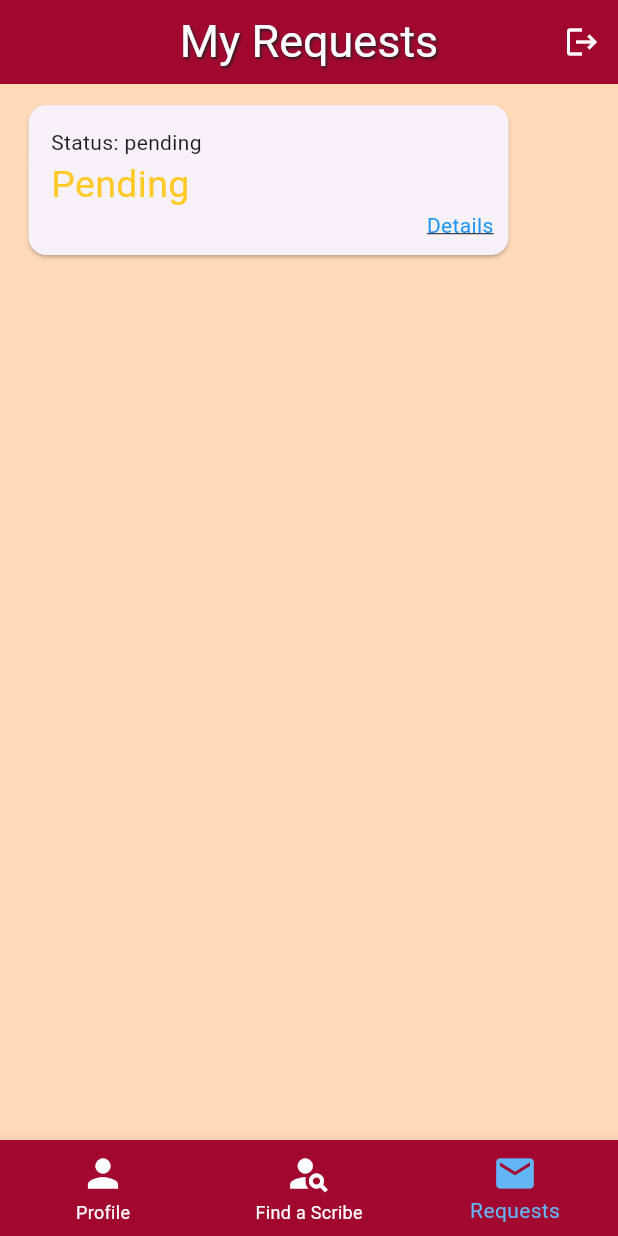
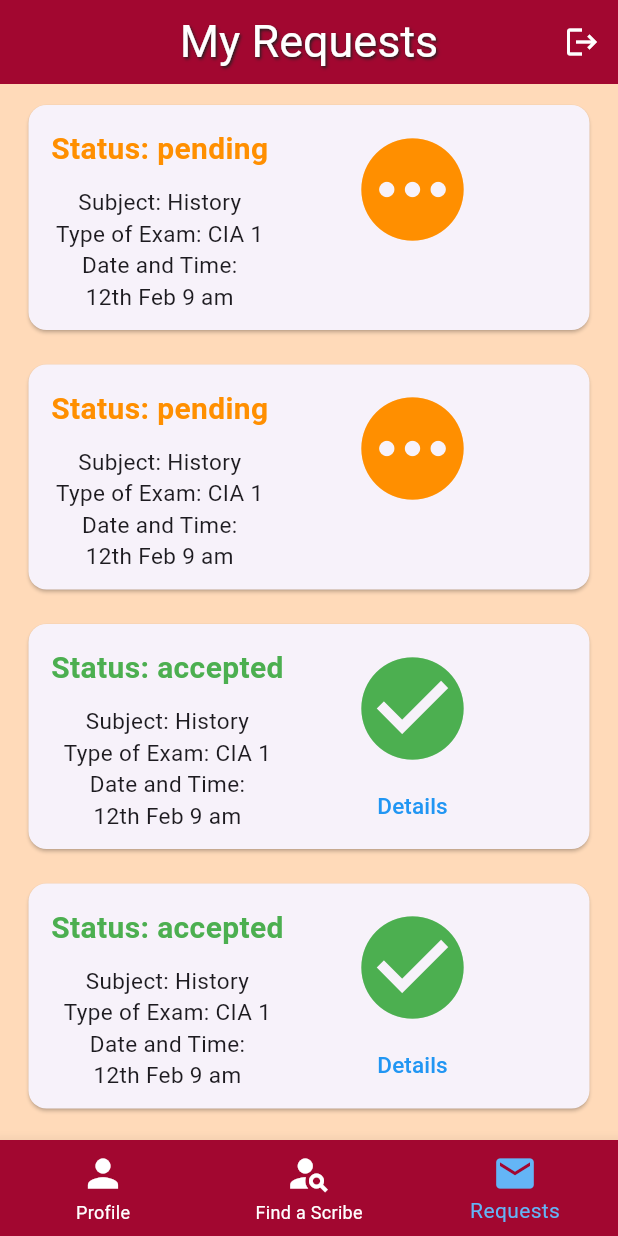
Before and after one commit to Jerry-britto/Inscribe, a Flutter app: the SwdHome screen opened directly with empty values, item 3 of the bottom bar chosen, on a phone screen of 412 x 824 dp. Run offline on Flutter 3.47's test engine with Material 3 defaults, Android fonts, the phone set to English and light mode, and no system bars; our stand-ins replace cloud_firestore, date_field, firebase_auth, firebase_core, firebase_storage, image_picker; accounts and stored records are empty; network calls fail.

Commit message:
swd card ui completed

```diff
--- a/main/lib/components/Card/swdCard.dart
+++ b/main/lib/components/Card/swdCard.dart
@@ -2,8 +2,7 @@ import 'package:flutter/material.dart';
 
 class SwdCard extends StatefulWidget {
   const SwdCard({super.key, this.data});
-  final dynamic data;
-
+  final Map<String, dynamic>? data;
   /*
   data will consist of the following things:-
   1. scribe id (email id)
@@ -41,37 +40,141 @@ class SwdCard extends StatefulWidget {
 }
 
 class _SwdCardState extends State<SwdCard> {
-  String status = "pending";
+  String status="pending";
+  dynamic color1;
+  dynamic statusIcon;
+  @override
+  void initState()
+  {
+    status=widget.data!['status'];
+    super.initState();
+    if(status=="pending")
+    {
+      setState(() {
+        color1=Colors.amber.shade800;
+        statusIcon=Icon(Icons.pending, color:color1, size: 82);
+      });
+    }
+    else
+    {
+      setState(() {
+        color1=Colors.green;
+        statusIcon=Icon(Icons.check_circle, color:color1, size: 82);
+      });
+    }
+  }
+
+
   @override
   Widget build(BuildContext context) {
     return Padding(
       padding: const EdgeInsets.only(top: 10, bottom: 5, right: 15, left: 15),
+      child: Expanded(
         child: Card(
-        // color: status == "pending" ? Colors.yellow : Colors.green.shade100,
           child: Container(
               padding: const EdgeInsets.only(right:0, left: 15, top:15, bottom:5),
-            width: 320,
-            height: 100,
+              width: 400,
+              height: 150,
               child: Row(
                 children: [
                   Column(
                     crossAxisAlignment: CrossAxisAlignment.start,
                     children: [
-                    Text("Status: $status"),
+                      Container(
+                        alignment: Alignment.topLeft,
+                        width:200,
+                        child:Column(
+                          children:[
                             Text(
-                      "Pending",
-                      style: TextStyle(
-                          fontSize: 25, color: Colors.amber.shade400),
+                              "Status: $status",
+                              style: TextStyle(fontWeight: FontWeight.bold,fontSize:20, color: color1)
+                            ),
+                            const SizedBox(height:10),
+                            Text(
+                              'Subject: ${widget.data!['examData']['subjectName']}',
+                              textAlign: TextAlign.left,
+                              style: const TextStyle(
+                                fontSize: 15,
+                              ),
+                            ),
+                            Text(
+                              'Type of Exam: ${widget.data!['examData']['examType']}',
+                              style: const TextStyle(fontSize: 15),
+                            ),
+                            const Text(
+                              'Date and Time:',
+                              style: TextStyle(fontSize: 15),
+                            ),
+                            Text(
+                              '${widget.data!['examData']['dateAndTime']}',
+                              style: const TextStyle(fontSize: 15),
                             ),
                           ],
                         ),
-                const SizedBox(width: 150),
-                const Column(
+                      ),
+                    ],
+                  ),
+                  Column(
                     children: [
-                    SizedBox(height: 55),
+                      statusIcon,
+                      Visibility(
+                        visible:status!="pending",
+                        child: TextButton(
+                          child: const Text(
+                            "Details",
+                            style: TextStyle(color: Colors.blue, fontSize: 15),
+                          ),
+                          onPressed: (){
+                            showModalBottomSheet(
+                              context: context,
+                              builder: (BuildContext context) {
+                                return Container(
+                                  decoration: BoxDecoration(
+                                    borderRadius: BorderRadius.circular(20),
+                                    color: const Color.fromRGBO(162, 7 , 48, 1),
+                                  ),
+                                  padding: const EdgeInsets.all(20),
+                                  height:250,
+                                  child: Center(
+                                    child: Column(
+                                      children: [
+                                        const Text(
+                                          "SCRIBE DETAILS",
+                                          style: TextStyle(fontSize: 20, color: Colors.white, fontWeight: FontWeight.bold),
+                                        ),
+                                        const SizedBox(height:10),
                                         Text(
-                    "Details",
-                    style: TextStyle(color: Colors.blue, decoration: TextDecoration.underline),
+                                          "Scribe Name: ${widget.data!['scribeId']}",
+                                          style: const TextStyle(fontSize: 15, color: Colors.white)
+                                        ),
+                                        Text(
+                                          "Scribe Contact No: ${widget.data!['scribeId']}",
+                                          style: const TextStyle(fontSize: 15, color: Colors.white)
+                                        ),
+                                        Text(
+                                          "Scribe Email ID: ${widget.data!['scribeId']}",
+                                          style: const TextStyle(fontSize: 15, color: Colors.white)
+                                        ),
+                                        Text(
+                                          "Scribe UID: ${widget.data!['scribeId']}",
+                                          style: const TextStyle(fontSize: 15, color: Colors.white)
+                                        ),
+                                        Text(
+                                          "Year: ${widget.data!['scribeId']}",
+                                          style: const TextStyle(fontSize: 15, color: Colors.white)
+                                        ),
+                                        Text(
+                                          "Course: ${widget.data!['scribeId']}",
+                                          style: const TextStyle(fontSize: 15, color: Colors.white)
+                                        ),
+                                      ],
+                                    ),
+                                  ),
+                                );
+                              }
+                            );
+                          },
+                        ),
                       ),
                     ],
                   ),
@@ -79,6 +182,7 @@ class _SwdCardState extends State<SwdCard> {
               ),
             ),
         ),
+      ),
     );
   }
 }
--- a/main/lib/screens/home/swd/swd_requests.dart
+++ b/main/lib/screens/home/swd/swd_requests.dart
@@ -10,6 +10,53 @@ class SwdRequests extends StatefulWidget {
 
 class _SwdRequestsState extends State<SwdRequests> {
   dynamic data;
+    List<Map<String,dynamic>>request=[
+    {
+      'scribeId':null,
+      'status':"pending",
+      "examData":{
+        'dateAndTime':"12th Feb 9 am",
+        "examType":"CIA 1",
+        "subjectName":"History",
+      },
+    },
+    {
+      'scribeId':null,
+      'status':"pending",
+      "examData":{
+        'dateAndTime':"12th Feb 9 am",
+        "examType":"CIA 1",
+        "subjectName":"History",
+      },
+    },
+    {
+      'scribeId':"sahil",
+      'status':"accepted",
+      "examData":{
+        'dateAndTime':"12th Feb 9 am",
+        "examType":"CIA 1",
+        "subjectName":"History",
+      },
+    },
+    {
+      'scribeId':"jerry",
+      'status':"accepted",
+      "examData":{
+        'dateAndTime':"12th Feb 9 am",
+        "examType":"CIA 1",
+        "subjectName":"History",
+      },
+    },
+    {
+      'scribeId':"isha",
+      'status':"accepted",
+      "examData":{
+        'dateAndTime':"12th Feb 9 am",
+        "examType":"CIA 1",
+        "subjectName":"History",
+      },
+    },
+  ];
   @override
   void initState() {
     // call when retrieving data from swd db
@@ -21,16 +68,17 @@ class _SwdRequestsState extends State<SwdRequests> {
 
   @override
   Widget build(BuildContext context) {
-    return const Column(
-      children: [
-        SwdCard(data:null),
-        //SwdCard(data:null),
-      ],
+    if(data==null)
+    {
+      return const Center(child:Text("No Requests"));
+    }
+    return SingleChildScrollView(
+      child: Column(
+        children: List.generate(request.length, (index) {
+          return SwdCard(data:request[index]);
+        })
+      ),
     );
-  //   if (data==[] && data == null) {
-  //     return const Center(child: Text("No Requests"));
-  //   } else {
-  //     return SwdCard(data: data);
-  //   }
+
    }
 }
--- a/main/lib/screens/splash_screen/splash_screen.dart
+++ b/main/lib/screens/splash_screen/splash_screen.dart
@@ -15,7 +15,7 @@ class SplashScreenState extends State<SplashScreen>
   void initState() {
     super.initState();
     SystemChrome.setEnabledSystemUIMode(SystemUiMode.immersive);
-    Future.delayed(const Duration(seconds: 10), () {
+    Future.delayed(const Duration(seconds: 4), () {
       //navigator to navigate between screens
       //in push it will back screen but of won't take him back
       Navigator.of(context).pushReplacement(MaterialPageRoute(
@@ -38,7 +38,7 @@ class SplashScreenState extends State<SplashScreen>
         child: Container(
           width: double.infinity,
           decoration: const BoxDecoration(
-            color: const Color.fromRGBO(162, 7, 48, 1),
+            color:  Color.fromRGBO(162, 7, 48, 1),
           ),
           child: Column(
             mainAxisAlignment: MainAxisAlignment.center,
```
Lines whose indentation alone changed are shown as unchanged.
